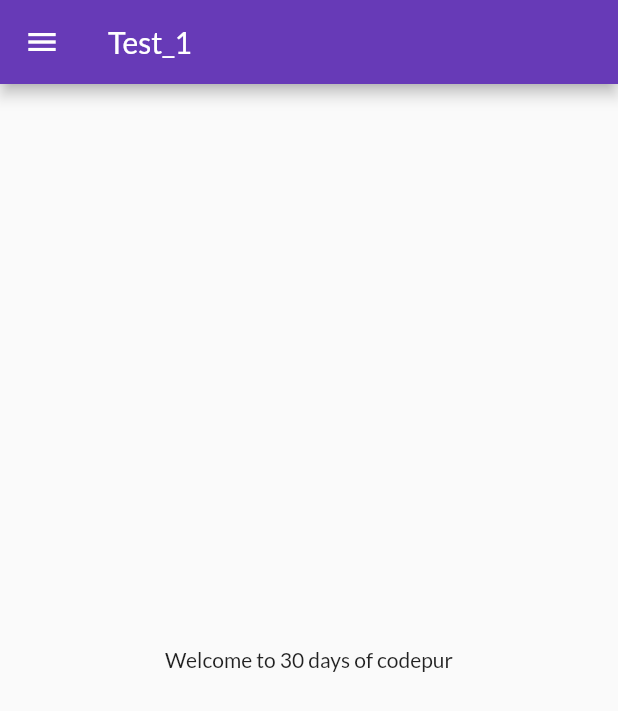
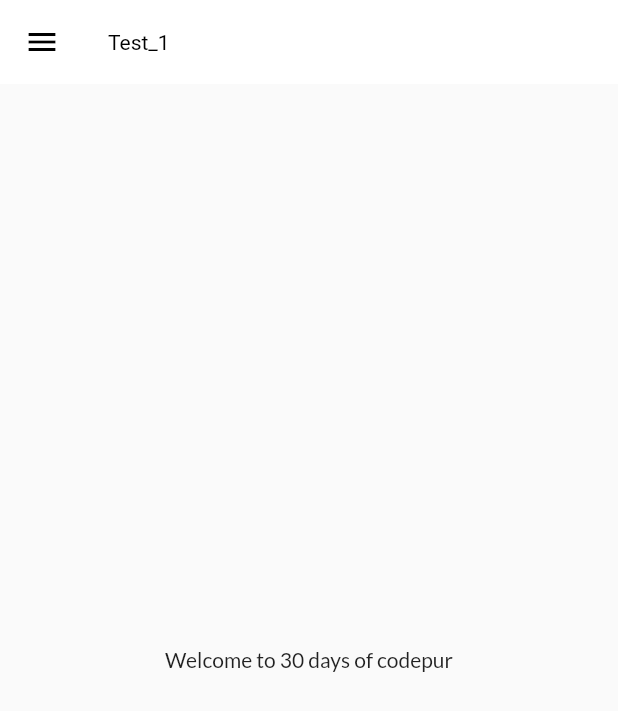
Before and after one commit to MeetSavaj/30daysFlutter, a Flutter app: the screen it shows after launch, on a phone screen of 412 x 824 dp. Shown: the top 711 px of the screen. Run offline on Flutter 3.47's test engine with Material 2 defaults, Android fonts, the phone set to English and light mode, and no system bars; our stand-ins replace google_fonts.

Commit message:
First Commit

```diff
--- a/lib/main.dart
+++ b/lib/main.dart
@@ -3,6 +3,7 @@ import 'package:test_1/pages/home_page.dart';
 import 'package:test_1/pages/login_page.dart';
 import 'package:google_fonts/google_fonts.dart';
 import 'package:test_1/utils/routes.dart';
+import 'package:test_1/widgets/themes.dart';
 
 void main() {
   runApp(MyApp());
@@ -16,10 +17,8 @@ class MyApp extends StatelessWidget {
     return MaterialApp(
       debugShowCheckedModeBanner: false,
       themeMode: ThemeMode.light,
-      theme: ThemeData(
-          primarySwatch: Colors.deepPurple,
-          fontFamily: GoogleFonts.lato().fontFamily),
-      darkTheme: ThemeData(brightness: Brightness.dark),
+      theme: MyTheme.lightTheme(context),
+      darkTheme: MyTheme.drakTheme(context),
       initialRoute: MyRoutes.homeRoute,
       routes: {
         "/": (context) => LoginPage(),
--- /dev/null
+++ b/lib/widgets/themes.dart
@@ -0,0 +1,20 @@
+import 'package:flutter/material.dart';
+import 'package:google_fonts/google_fonts.dart';
+
+class MyTheme {
+  static ThemeData lightTheme(BuildContext context) => ThemeData(
+        primarySwatch: Colors.deepPurple,
+        fontFamily: GoogleFonts.lato().fontFamily,
+        appBarTheme: AppBarTheme(
+            color: Colors.white,
+            elevation: 0.0,
+            iconTheme: IconThemeData(color: Colors.black),
+            titleTextStyle: TextStyle(
+              color: Colors.black,
+            )),
+      );
+
+  static ThemeData drakTheme(BuildContext context) => ThemeData(
+        brightness: Brightness.dark,
+      );
+}
```
Also changed, not shown: lib/models/catalog.dart (added, +27 -0 lines).
